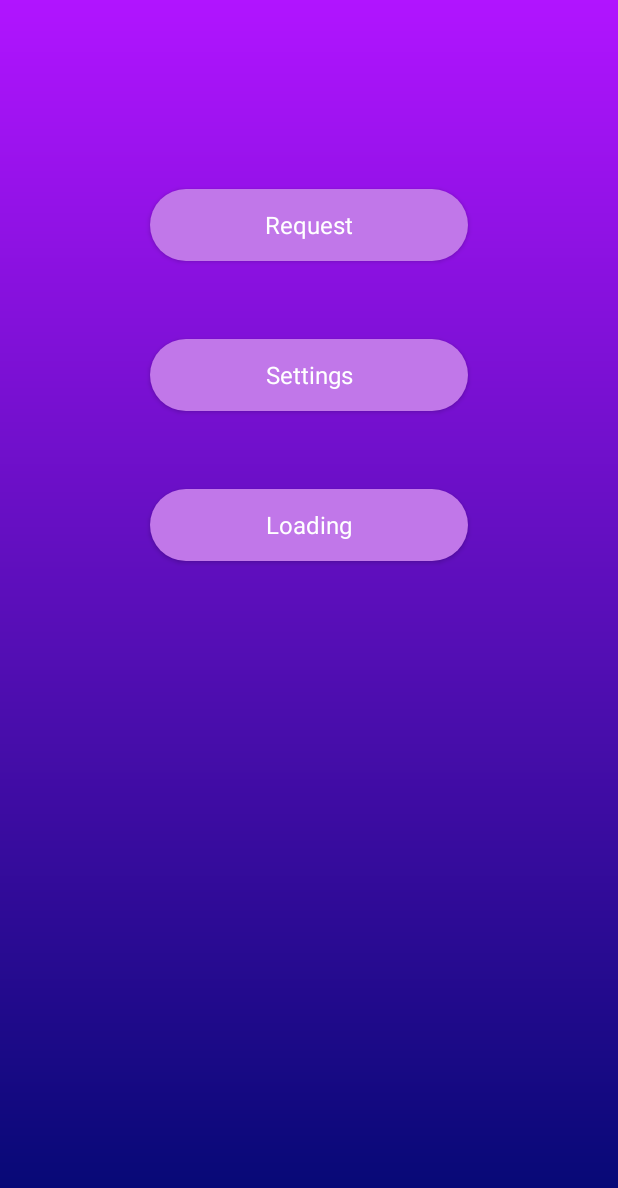
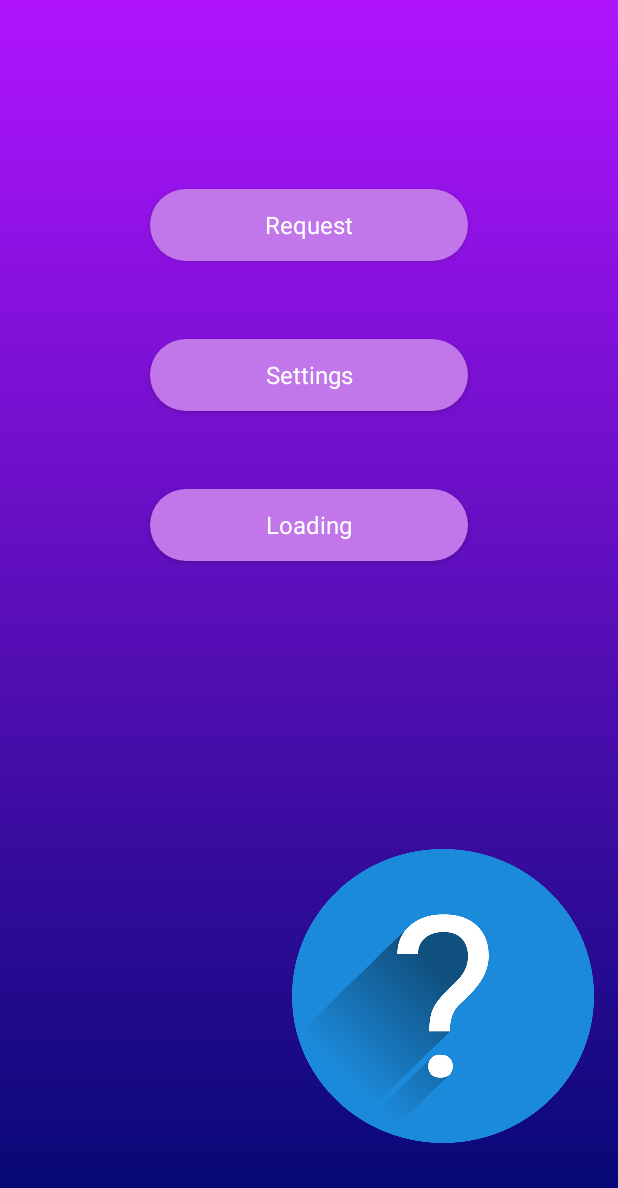
Before and after one commit to aliaxei/HandShakeVK, an Android app: the screen it shows after launch (MainActivity), on a phone screen of 412 x 824 dp. Shown: the top 1188 px of the screen. Run offline under Robolectric (Android 15) with nearby library versions, the phone set to English and light mode, and no system bars; libraries missing offline, so code that uses them is left out: com.vk.sdk; 3 statements that could not run were skipped.

Commit message:
transition animation was added

```diff
--- a/app/src/main/AndroidManifest.xml
+++ b/app/src/main/AndroidManifest.xml
@@ -18,8 +18,10 @@
             android:theme="@style/AppTheme.NoActionBar"></activity>
         <activity android:name=".requestEngine.InputUserInfoActivity" />
         <activity android:name=".settings.SettingsActivity" />
+        <activity android:name=".TestActivity"/>
         <activity android:name=".SecondActivity" />
         <activity android:name=".MainActivity">
+
             <intent-filter>
                 <action android:name="android.intent.action.MAIN" />
 
--- a/app/src/main/java/com/example/myapplication/MainActivity.java
+++ b/app/src/main/java/com/example/myapplication/MainActivity.java
@@ -5,6 +5,8 @@ import android.content.pm.ActivityInfo;
 import android.graphics.Typeface;
 import android.media.MediaPlayer;
 import android.support.constraint.ConstraintLayout;
+import android.support.v4.app.ActivityOptionsCompat;
+import android.support.v4.view.ViewCompat;
 import android.support.v7.app.AppCompatActivity;
 import android.os.Bundle;
 import android.view.MotionEvent;
@@ -14,6 +16,7 @@ import android.view.WindowManager;
 import android.view.animation.Animation;
 import android.view.animation.AnimationUtils;
 import android.widget.Button;
+import android.widget.ImageView;
 import android.widget.TextView;
 
 import com.example.myapplication.requestEngine.InputUserInfoActivity;
@@ -28,6 +31,7 @@ import java.util.List;
 public class MainActivity extends AppCompatActivity implements View.OnTouchListener{
     Button startButton,loadButton,settingsButton;
     TextView textViewStartButton,textViewLoadButtons,textViewSettingsButton;
+    ImageView questionButton;
     Animation animAlpha;
     String font,bgColor,musicState;
     ConstraintLayout constraintLayout;
@@ -55,6 +59,9 @@ public class MainActivity extends AppCompatActivity implements View.OnTouchListe
 
         settingsButton = findViewById(R.id.settingsButton);
         settingsButton.setOnTouchListener(this);
+
+        questionButton = findViewById(R.id.questionButton);
+        questionButton.setOnTouchListener(this);
 
 
         textViewLoadButtons = findViewById(R.id.textViewLoadButton);
@@ -128,6 +135,15 @@ public class MainActivity extends AppCompatActivity implements View.OnTouchListe
                 }
                 break;
             }
+            case R.id.questionButton:{
+                switch (event.getAction()) {
+                    case MotionEvent.ACTION_UP:
+                        Intent intent3 = new Intent(this, TestActivity.class);
+                        ActivityOptionsCompat options = ActivityOptionsCompat.makeSceneTransitionAnimation(
+                                MainActivity.this, findViewById(R.id.questionButton), "questionTransition");
+                        startActivity(intent3, options.toBundle());
+                }
+            }
         }
         return true;
     }
--- a/app/src/main/java/com/example/myapplication/requestEngine/RequestActivity.java
+++ b/app/src/main/java/com/example/myapplication/requestEngine/RequestActivity.java
@@ -77,8 +77,8 @@ public class RequestActivity extends AppCompatActivity {
     public void Click(View view) {
         HandshakeRequest handshakeRequest = new HandshakeRequest();
         TextView myTextView = findViewById(R.id.myText);
-        handshakeRequest.friendRequest();
-        myTextView.setText(handshakeRequest.getText());
+       // handshakeRequest.friendRequest();
+       // myTextView.setText(handshakeRequest.getText());
 
     }
 }
--- a/app/src/main/res/layout/activity_main.xml
+++ b/app/src/main/res/layout/activity_main.xml
@@ -80,6 +80,7 @@
     </LinearLayout>
 
     <LinearLayout
+        android:id="@+id/linearLayout2"
         android:layout_width="match_parent"
         android:layout_height="100dp"
         android:layout_marginTop="300dp"
@@ -114,4 +115,18 @@
         </RelativeLayout>
     </LinearLayout>
 
+    <ImageView
+        android:id="@+id/questionButton"
+        android:layout_width="201dp"
+        android:layout_height="196dp"
+        android:layout_marginStart="194dp"
+        android:layout_marginTop="119dp"
+        android:layout_marginEnd="16dp"
+        android:layout_marginBottom="16dp"
+        android:background="@drawable/questionmark"
+        android:transitionName="questionTransition"
+        app:layout_constraintBottom_toBottomOf="parent"
+        app:layout_constraintEnd_toEndOf="parent"
+        app:layout_constraintStart_toStartOf="parent"
+        app:layout_constraintTop_toBottomOf="@+id/linearLayout2" />
 </android.support.constraint.ConstraintLayout>
--- a/app/src/main/res/values/styles.xml
+++ b/app/src/main/res/values/styles.xml
@@ -6,6 +6,7 @@
         <item name="colorPrimary">@color/colorPrimary</item>
         <item name="colorPrimaryDark">#000</item>
         <item name="colorAccent">@color/colorAccent</item>
+        <item name="android:windowContentTransitions">true</item>
     </style>
 
     <style name="spinnerItemStyle" parent="android:Widget.TextView.SpinnerItem">
```
Also changed, not shown: app/src/main/java/com/example/myapplication/TestActivity.java (+7 -0 lines), app/src/main/res/layout/activity_test.xml (+15 -0 lines), app/src/main/res/drawable/questionmark.png (added).
